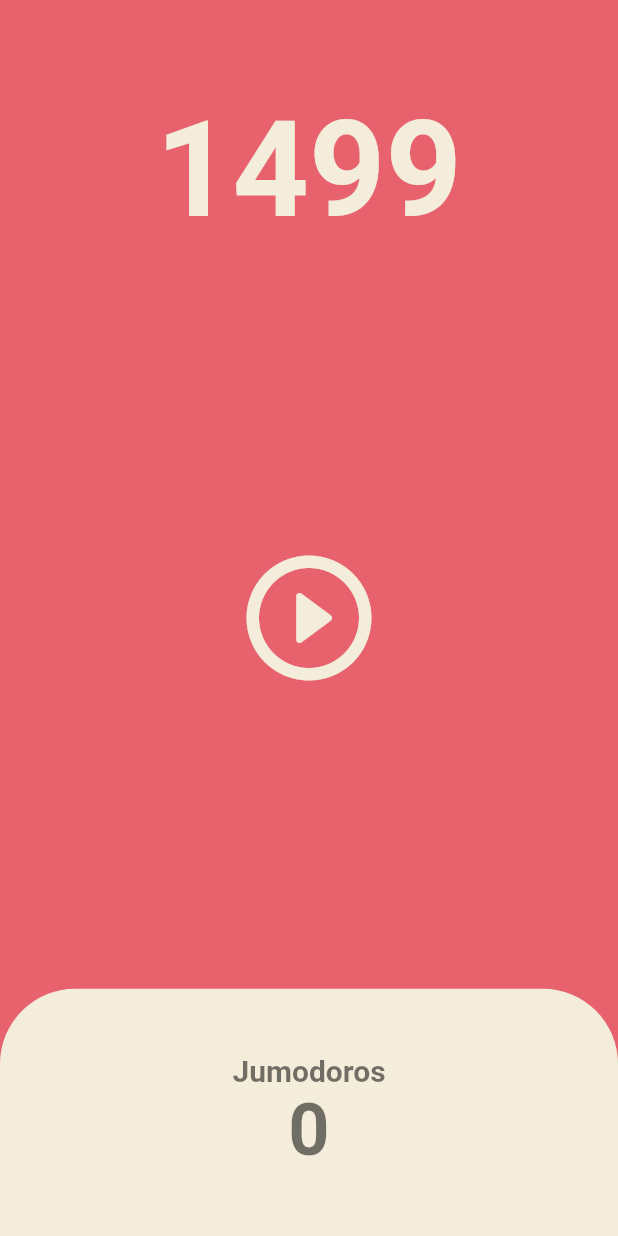
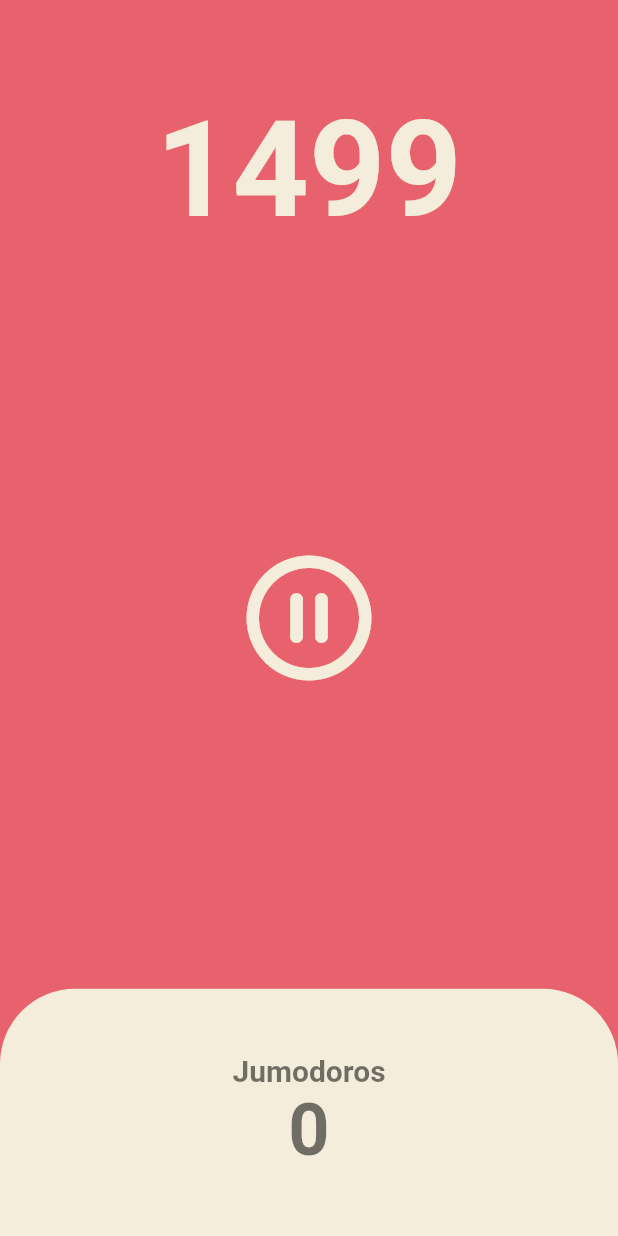
Before and after one commit to ezurno/flutter_state, a Flutter app: the screen it shows after launch, after a tap on the "play circle outline" icon, on a phone screen of 412 x 824 dp. Run offline on Flutter 3.47's test engine with Material 2 defaults, Android fonts, the phone set to English and light mode, and no system bars.

Commit message:
UPDATE: create pause-button
1. 일시정지 버튼도 만들어서 toggle 형식으로 해줌

2. timer.cancel() 은 타이머를 멈추는 함수

```diff
--- a/lib/screens/home_screen.dart
+++ b/lib/screens/home_screen.dart
@@ -13,6 +13,8 @@ class _HomeScreenState extends State<HomeScreen> {
   int totalSecond = 1500;
   late Timer timer;
   // 사용자가 버튼을 눌렀을 시에만 timer가 작동해야 하므로 late
+
+  bool isRun = false;
 
   void onTick(Timer timer) {
     setState(() {
@@ -30,6 +32,19 @@ class _HomeScreenState extends State<HomeScreen> {
       const Duration(seconds: 1),
       onTick,
     );
+
+    setState(() {
+      isRun = true;
+    });
+  }
+
+  void onPaused() {
+    timer.cancel();
+    // timer를 멈추는 함수
+
+    setState(() {
+      isRun = false;
+    });
   }
 
   @override
@@ -61,10 +76,14 @@ class _HomeScreenState extends State<HomeScreen> {
               child: IconButton(
                 color: Theme.of(context).cardColor,
                 iconSize: 100,
-                onPressed: onStated,
-                icon: const Icon(
-                  Icons.play_circle_outline_rounded,
-                ),
+                onPressed: isRun ? onPaused : onStated,
+                icon: isRun
+                    ? const Icon(
+                        Icons.pause_circle_outline_rounded,
+                      )
+                    : const Icon(
+                        Icons.play_circle_outline_rounded,
+                      ),
               ),
             ),
           ),
```
